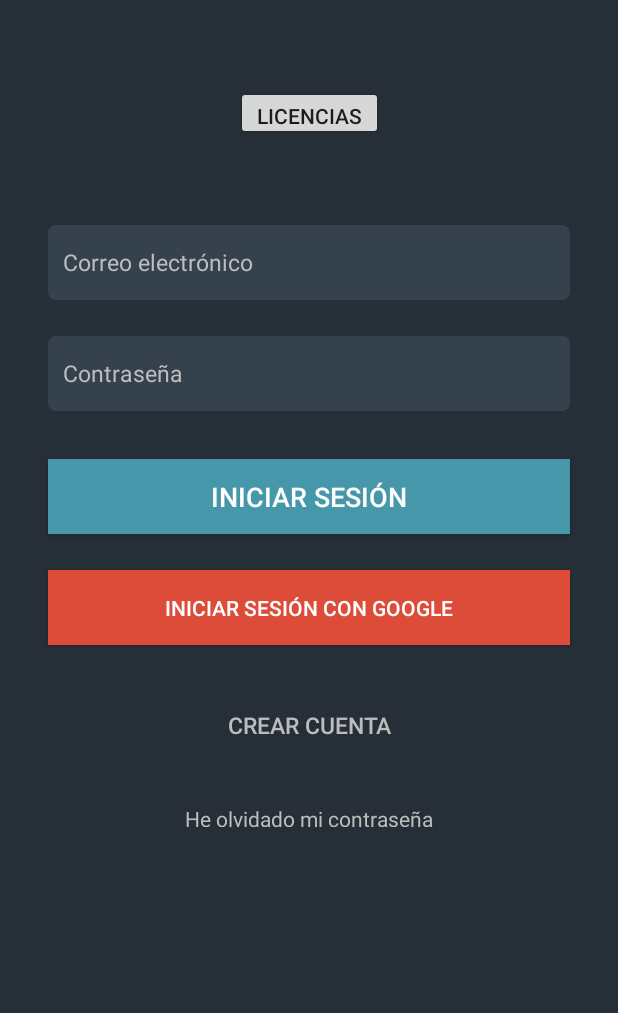
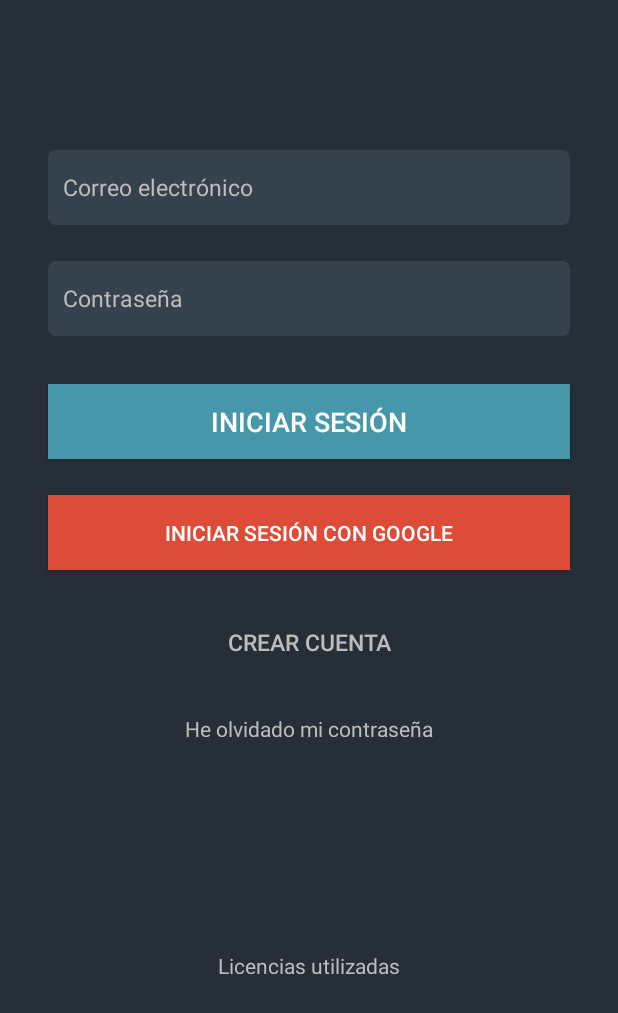
Before and after one commit to jesustf97/MoneyManager-TFG, an Android app: the screen it shows after launch (LoginActivity), on a phone screen of 412 x 824 dp. Shown: the top 1013 px of the screen. Run offline under Robolectric (Android 15) with nearby library versions, the phone set to English and light mode, and no system bars; our stand-ins replace Firebase (no records; nobody signed in at launch, a user with empty details on screens opened directly).

```diff
--- a/app/src/main/AndroidManifest.xml
+++ b/app/src/main/AndroidManifest.xml
@@ -22,7 +22,9 @@
                 <category android:name="android.intent.category.LAUNCHER"/>
             </intent-filter>
         </activity>
-        <activity android:name=".MainActivity">
+        <activity
+                android:name=".MainActivity"
+                android:windowSoftInputMode="adjustPan">
         </activity>
         <activity
                 android:name=".activities.LoginActivity"
--- a/app/src/main/java/com/calleja/jesus/moneymanager/MainActivity.kt
+++ b/app/src/main/java/com/calleja/jesus/moneymanager/MainActivity.kt
@@ -28,6 +28,7 @@ class MainActivity : ToolbarActivity() {
         toolbarToLoad(toolbarView as Toolbar)
         setUpViewPager(getPagerAdapter())
         setUpBottomNavigationBar()
+
     }
 
     private fun getPagerAdapter(): PagerAdapter {
@@ -55,6 +56,10 @@ class MainActivity : ToolbarActivity() {
                 }
                 bottomNavigation.menu.getItem(position).isChecked = true
                 prevBottomSelected = bottomNavigation.menu.getItem(position)
+                //Force update total balance after make a payment
+                if(position == 0) {
+                    viewPager.adapter = adapter
+                }
             }
         })
     }
--- a/app/src/main/java/com/calleja/jesus/moneymanager/activities/LoginActivity.kt
+++ b/app/src/main/java/com/calleja/jesus/moneymanager/activities/LoginActivity.kt
@@ -26,7 +26,7 @@ class LoginActivity : AppCompatActivity(), GoogleApiClient.OnConnectionFailedLis
         setContentView(R.layout.activity_login)
 
 
-        buttonShowLicenses.setOnClickListener{
+        textViewShowLicenses.setOnClickListener{
             startActivity(Intent(this, ShowLicensesActivity::class.java))
         }
 
--- a/app/src/main/java/com/calleja/jesus/moneymanager/fragments/PaymentSpliterFragment.kt
+++ b/app/src/main/java/com/calleja/jesus/moneymanager/fragments/PaymentSpliterFragment.kt
@@ -87,7 +87,7 @@ class PaymentSpliterFragment : Fragment(), View.OnClickListener, TextWatcher {
         val totalExpense = ((HUNDRED_PERCENT + tipPercent) / HUNDRED_PERCENT) * totalBill
         val individualExpense = totalExpense / numberOfPeople
 
-        expensePerPersonTextView.text = String.format("$%.2f", individualExpense)
+        expensePerPersonTextView.text = String.format("€%.2f", individualExpense)
 
     }
 
--- a/app/src/main/res/layout/activity_login.xml
+++ b/app/src/main/res/layout/activity_login.xml
@@ -21,7 +21,7 @@
                 android:id="@+id/editTextEmailLogin"
                 android:layout_width="match_parent"
                 android:layout_height="@dimen/login_edit_text_height"
-            android:layout_marginTop="150dp"
+                android:layout_marginTop="100dp"
                 android:layout_marginEnd="32dp"
                 android:paddingLeft="@dimen/login_edit_text_space"
                 android:paddingRight="@dimen/login_edit_text_space"
@@ -70,7 +70,7 @@
                 android:layout_height="15dp"
                 android:text="@string/login_olvido_pass"
                 android:textColor="@color/colorSecondaryText"
-                android:layout_marginTop="180dp"
+                android:layout_marginTop="170dp"
                 app:layout_constraintTop_toBottomOf="@+id/loginButton"
                 android:layout_marginStart="48dp"
                 app:layout_constraintStart_toStartOf="parent"
@@ -108,19 +108,18 @@
                 app:layout_constraintBottom_toTopOf="@+id/textViewForgotPassword"
                 app:layout_constraintStart_toStartOf="parent"
                 app:layout_constraintEnd_toEndOf="parent"/>
-        <Button
-                android:id="@+id/buttonShowLicenses"
-                android:layout_width="98dp"
-                android:layout_height="36dp"
-                android:text="@string/showLicensesButton"
+        <TextView
+                android:id="@+id/textViewShowLicenses"
+                android:layout_width="wrap_content"
+                android:layout_height="15dp"
+                android:text="@string/showLicensesTextView"
+                android:textColor="@color/colorSecondaryText"
+                app:layout_constraintTop_toBottomOf="@+id/textViewForgotPassword"
+                android:layout_marginStart="48dp"
                 app:layout_constraintStart_toStartOf="parent"
-                android:layout_marginStart="8dp"
-                app:layout_constraintEnd_toEndOf="parent"
-                android:layout_marginEnd="8dp"
-                android:layout_marginTop="8dp"
-                app:layout_constraintTop_toTopOf="parent"
-                android:layout_marginBottom="8dp"
-                app:layout_constraintBottom_toTopOf="@+id/editTextEmailLogin"/>
+                android:layout_marginEnd="48dp"
+                app:layout_constraintEnd_toEndOf="parent" android:layout_marginTop="16dp"
+                android:layout_marginBottom="48dp" app:layout_constraintBottom_toBottomOf="parent"/>
 
 
     </android.support.constraint.ConstraintLayout>
--- a/app/src/main/res/layout/dialog_balance.xml
+++ b/app/src/main/res/layout/dialog_balance.xml
@@ -14,7 +14,7 @@
 
         <EditText
                 android:id="@+id/editTextBalance"
-                android:inputType="number"
+                android:inputType="numberDecimal"
                 android:layout_width="match_parent"
                 android:layout_height="wrap_content"
                 android:hint="@string/dialog_balance_edit_text_hint"
--- a/app/src/main/res/layout/fragment_info.xml
+++ b/app/src/main/res/layout/fragment_info.xml
@@ -65,11 +65,9 @@
                       android:layout_height="wrap_content"
                       android:orientation="vertical">
             <TextView
-                    android:text="userBalance"
                     android:layout_width="match_parent"
                     android:layout_height="wrap_content" android:id="@+id/userBalance" android:textSize="18sp"/>
             <TextView
-                    android:text="userIban"
                     android:layout_width="match_parent"
                     android:layout_height="wrap_content" android:id="@+id/userIban" android:textSize="18sp"/>
         </LinearLayout>
--- a/app/src/main/res/layout/fragment_make_payment.xml
+++ b/app/src/main/res/layout/fragment_make_payment.xml
@@ -40,6 +40,7 @@
                 android:paddingRight="@dimen/login_edit_text_space"
                 android:background="@drawable/edittext_borders"
                 android:hint="IBAN del beneficiario"
+                android:inputType="text"
                 android:textSize="@dimen/login_text_size"
                 android:layout_marginStart="32dp"
                 app:layout_constraintStart_toStartOf="parent"
--- a/app/src/main/res/values/strings.xml
+++ b/app/src/main/res/values/strings.xml
@@ -15,7 +15,7 @@
     <string name="login_volver">Volver a Inicio de Sesión</string>
 
     //Mostrar licencias
-    <string name="showLicensesButton">Licencias</string>
+    <string name="showLicensesTextView">Licencias utilizadas</string>
 
     //NavigationBar
     <string name="navigation_bottom_info">Cuenta</string>
```
Also changed, not shown: app/src/main/java/com/calleja/jesus/moneymanager/fragments/InfoFragment.kt (+49 -24 lines), app/src/main/java/com/calleja/jesus/moneymanager/fragments/MakePaymentFragment.kt (+98 -10 lines), app/src/main/java/com/calleja/jesus/moneymanager/models/Rate.kt (line endings or trailing spaces). Lines whose indentation alone changed are shown as unchanged.
